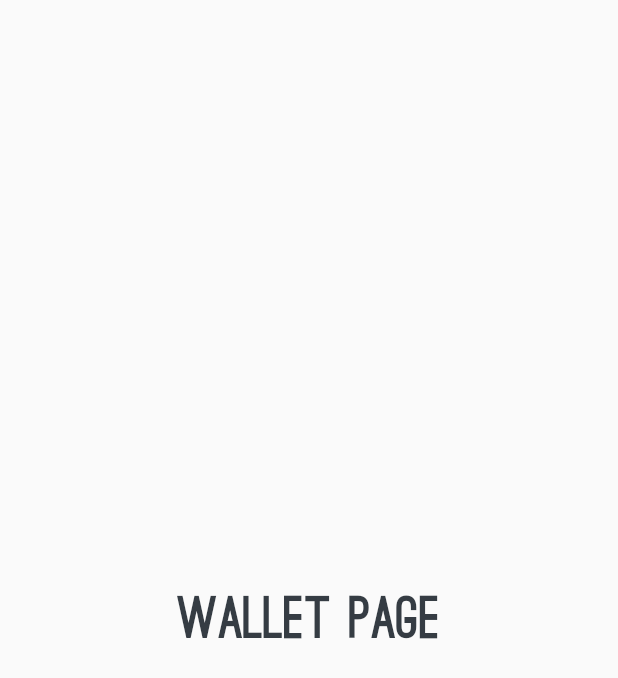
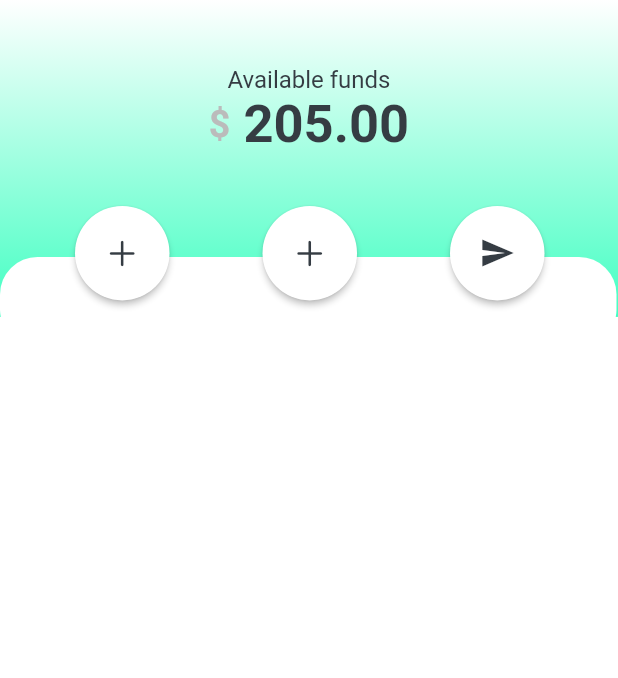
Before and after one commit to YesserBs/e-commerce, a Flutter app: the WalletPage screen opened directly, on a phone screen of 412 x 824 dp. Shown: the top 678 px of the screen. Run offline on Flutter 3.47's test engine with Material 2 defaults, Android fonts, the phone set to English and light mode, and no system bars; our stand-ins replace cloud_firestore, firebase_auth, firebase_core, flutter_keyboard_visibility, flutter_screenutil, font_awesome_flutter and 2 more; accounts and stored records are empty.

Commit message:
+Wallet UI

```diff
--- a/lib/config/configuration.dart
+++ b/lib/config/configuration.dart
@@ -3,6 +3,7 @@ import 'package:flutter/material.dart';
 class config {
   // colors
   static const Color primaryColor = Color(0xFF06CE8E);
+  static const Color lightPrimaryColor = Color(0xFF41FFC2);
   static const Color secondaryColor = Color(0xFF353C43);
   static const Color backgroundColor = Color(0xFFDCF0FF);
 
--- a/lib/view/details/details_page.dart
+++ b/lib/view/details/details_page.dart
@@ -99,7 +99,7 @@ class DetailsPage extends StatelessWidget {
                             ),
                             50.h.verticalSpace,
                             Text(
-                              "${DC.arguments.prix.toString()}\$",
+                              "\$${DC.arguments.prix.toString()}",
                               style: TextStyle(
                                 fontWeight: FontWeight.bold,
                                 fontSize: 26,
--- a/lib/view/home/home_page.dart
+++ b/lib/view/home/home_page.dart
@@ -213,7 +213,7 @@ Widget _ListItems() {
                                 crossAxisAlignment: CrossAxisAlignment.start,
                                 children: [
                                   Text(
-                                    "${item.prix.toString()}.00\$",
+                                    "\$${item.prix.toString()}.00",
                                     style: TextStyle(fontWeight: FontWeight.bold, color: config.primaryColor, fontSize: 19),
                                   ),
                                   Row(
--- a/lib/view/wallet/wallet_page.dart
+++ b/lib/view/wallet/wallet_page.dart
@@ -1,22 +1,137 @@
 import 'package:flutter/cupertino.dart';
 import 'package:flutter/material.dart';
+import 'package:flutter_screenutil/flutter_screenutil.dart';
 import 'package:myproj/config/configuration.dart';
-import '../../custom/cText.dart';
 
 class WalletPage extends StatelessWidget {
   @override
   Widget build(BuildContext context) {
     return SafeArea(
       child: Scaffold(
-        body: Padding(
-          padding: EdgeInsets.all(20.0),
-          child: Center(
-            child: cText(
-              text: "Wallet page",
-              size: config.FontSizeTitle,
-              changeFont: true,
+        backgroundColor: Colors.white,
+        body: Column(
+          children: [
+            Stack(
+              children: [
+                Container(
+                  height: 600.h,
+                  decoration: BoxDecoration(
+                    gradient: LinearGradient(
+                      colors: [Colors.white, config.lightPrimaryColor],
+                      begin: Alignment.topCenter,
+                      end: Alignment.bottomCenter,
+                    ),
+                  ),
+                  child: Center(
+                    child: Column(
+                      children: [
+                        350.h.verticalSpace,
+                        Text("Available funds", style: TextStyle(fontSize: 16, color: config.secondaryColor)),
+                        Row(
+                          mainAxisAlignment: MainAxisAlignment.center,
+                          children: [
+                            Text(
+                              '\$',
+                              style: TextStyle(fontSize: 25, color: config.lightGrey, fontWeight: FontWeight.bold),
+                            ),
+                            60.w.horizontalSpace,
+                            Text(
+                              '205.00',
+                              style: TextStyle(fontSize: 35, color: config.secondaryColor, fontWeight: FontWeight.bold),
+                            ),
+                          ],
+                        ),
+                      ],
+                    ),
+                  ),
+                ),
+                Positioned(
+                  bottom: -20,
+                  child: Container(
+
+                    height: 60,
+                    width: 411,
+                    decoration: BoxDecoration(
+                      color: Colors.white,
+                      borderRadius: BorderRadius.circular(25)
+                    ),
+                  ),
+                ),
+                /* I have to make a fonction that returns a Button wwith
+                the icon because there is a lot of repetition*/
+                Positioned(
+                  left: 50,
+                    bottom: 10,
+                    child: Material(
+                  elevation: 1.8, // Adjust the elevation value as needed
+                  shape: CircleBorder(),
+                  color: Colors.white,
+                  child: SizedBox(
+                    width: 63,
+                    height: 65,
+                    child: IconButton(
+                      icon: Icon(
+                        CupertinoIcons.plus,
+                        color: config.secondaryColor,
+                      ),
+                      onPressed: () {
+                        // Your onPressed action here
+                      },
+                    ),
+                  ),
+                )
+
+                ),
+                Positioned(
+                    left: 175,
+                    bottom: 10,
+                    child: Material(
+                      elevation: 1.8, // Adjust the elevation value as needed
+                      shape: CircleBorder(),
+                      color: Colors.white,
+                      child: SizedBox(
+                        width: 63,
+                        height: 65,
+                        child: IconButton(
+                          icon: Icon(
+                            CupertinoIcons.plus,
+                            color: config.secondaryColor,
+                          ),
+                          onPressed: () {
+                            // Your onPressed action here
+                          },
+                        ),
+                      ),
+                    )
+
+                ),
+                Positioned(
+                    left: 300,
+                    bottom: 10,
+                    child: Material(
+                      elevation: 1.8, // Adjust the elevation value as needed
+                      shape: CircleBorder(),
+                      color: Colors.white,
+                      child: SizedBox(
+                        width: 63,
+                        height: 65,
+                        child: IconButton(
+                          icon: Icon(
+                            Icons.send,
+                            color: config.secondaryColor,
+                          ),
+                          onPressed: () {
+                            // Your onPressed action here
+                          },
+                        ),
+                      ),
+                    )
+
+                )
+              ],
             ),
-          ),
+
+          ],
         ),
       ),
     );
```
